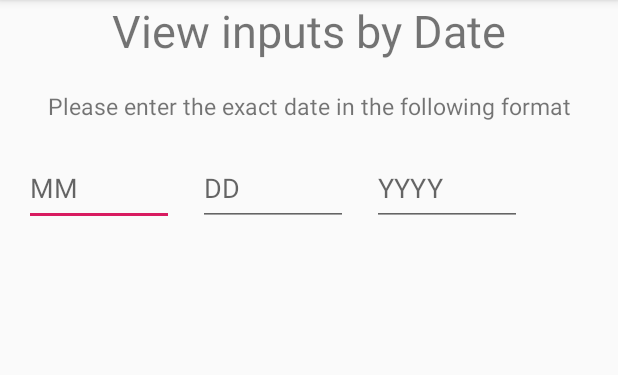
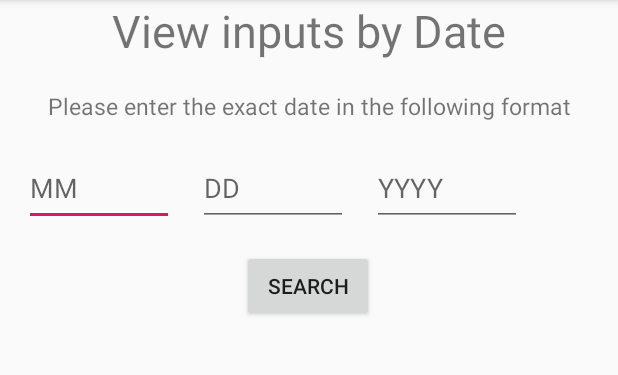
Before and after one commit to CS407-Project-Better-Budgets/Better_Budgets_new, an Android app: the manage_data_date screen opened directly, with no data from a screen before it, on a phone screen of 412 x 824 dp, the part 84-459 px from its top. Run offline under Robolectric (Android 15) with nearby library versions, the phone set to English and light mode, and no system bars.

Commit message:
manage_data activities bug fixed

```diff
--- a/app/src/main/res/layout/activity_manage_data_date.xml
+++ b/app/src/main/res/layout/activity_manage_data_date.xml
@@ -50,8 +50,8 @@
         android:layout_marginStart="16dp"
         android:layout_marginTop="60dp"
         android:ems="10"
+        android:hint="DD"
         android:inputType="textPersonName"
-        android:hint="DD"
         app:layout_constraintStart_toEndOf="@+id/editText_md_date_month"
         app:layout_constraintTop_toBottomOf="@+id/textView_md_date_title" />
 
@@ -69,16 +69,30 @@
         app:layout_constraintStart_toEndOf="@+id/editText_md_date_date"
         app:layout_constraintTop_toBottomOf="@+id/textView_md_date_title" />
 
+    <Button
+        android:id="@+id/button_md_date_search"
+        android:layout_width="wrap_content"
+        android:layout_height="wrap_content"
+        android:layout_marginTop="16dp"
+        android:text="Search"
+        app:layout_constraintEnd_toEndOf="parent"
+        app:layout_constraintHorizontal_bias="0.498"
+        app:layout_constraintStart_toStartOf="parent"
+        app:layout_constraintTop_toBottomOf="@+id/editText_md_date_date" />
+
 
     <ListView
         android:id="@+id/list_md_date_spending"
         android:layout_width="300dp"
         android:layout_height="400dp"
-        android:layout_marginBottom="20dp"
+        android:layout_marginTop="20dp"
+        android:layout_marginBottom="10dp"
         app:layout_constraintBottom_toBottomOf="parent"
         app:layout_constraintEnd_toEndOf="parent"
         app:layout_constraintHorizontal_bias="0.5"
         app:layout_constraintStart_toStartOf="parent"
-        app:layout_constraintTop_toBottomOf="@+id/editText_md_date_month" />
+        app:layout_constraintTop_toBottomOf="@+id/button_md_date_search" />
+
+
 
 </androidx.constraintlayout.widget.ConstraintLayout>
```
Also changed, not shown: app/src/main/res/layout/activity_manage_data_amount.xml (+5 -6 lines), app/src/main/res/layout/activity_manage_data_id.xml (+10 -10 lines), app/src/main/res/layout/activity_manage_data_seller.xml (+7 -5 lines).
